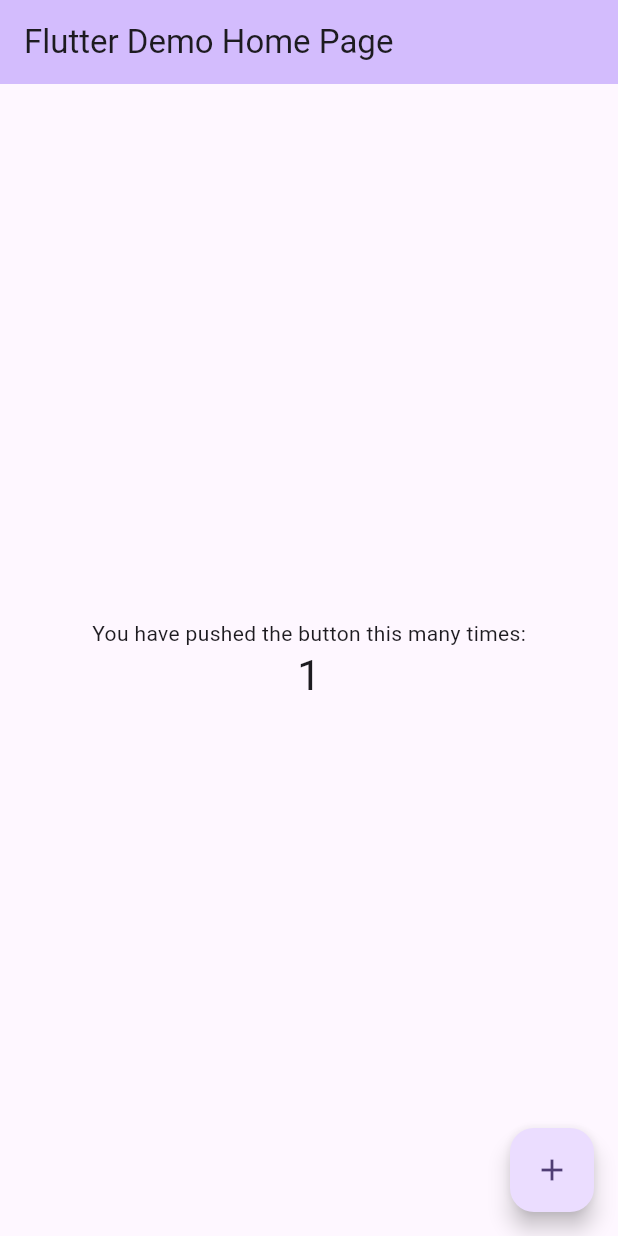
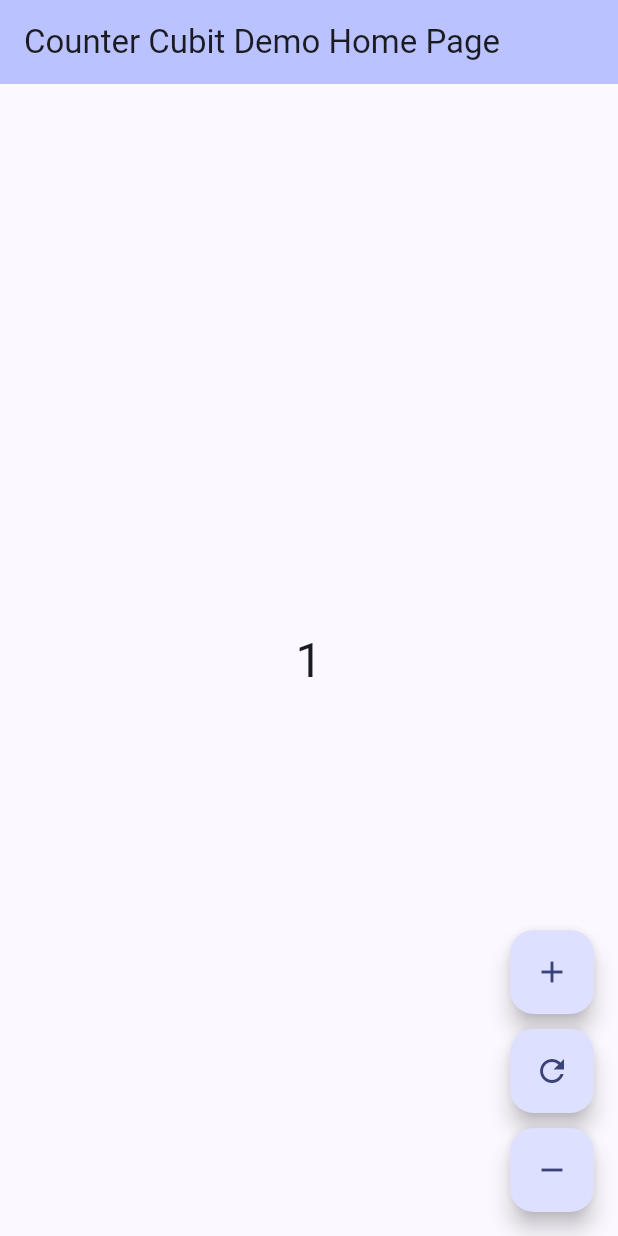
Before and after one commit to bachichapaoloo/cubit_counter_practice, a Flutter app: the screen it shows after launch, after a tap on the "add" icon, on a phone screen of 412 x 824 dp. Run offline on Flutter 3.47's test engine with Material 3 defaults, Android fonts, the phone set to English and light mode, and no system bars; our stand-ins replace flutter_bloc.

Commit message:
Finished the simple counter cubit simple project

```diff
--- /dev/null
+++ b/lib/cubit/counter_cubit.dart
@@ -0,0 +1,26 @@
+import 'package:flutter_bloc/flutter_bloc.dart';
+import 'package:meta/meta.dart';
+
+part 'counter_state.dart';
+
+class CounterCubit extends Cubit<CounterState> {
+  CounterCubit() : super(CounterInitial(0));
+
+  void increment() {
+    if (state is CounterInitial) {
+      final currentValue = (state as CounterInitial).count;
+      emit(CounterInitial(currentValue + 1));
+    }
+  }
+
+  void decrement() {
+    if (state is CounterInitial) {
+      final currentValue = (state as CounterInitial).count;
+      emit(CounterInitial(currentValue - 1));
+    }
+  }
+
+  void reset() {
+    emit(CounterInitial(0));
+  }
+}
--- /dev/null
+++ b/lib/cubit/counter_state.dart
@@ -0,0 +1,12 @@
+part of 'counter_cubit.dart';
+
+@immutable
+sealed class CounterState {}
+
+final class CounterInitial extends CounterState {
+  final int count;
+  CounterInitial(this.count);
+
+  @override
+  String toString() => '$count';
+}
--- a/lib/main.dart
+++ b/lib/main.dart
@@ -1,4 +1,6 @@
+import 'package:cubit_counter_ppractice/cubit/counter_cubit.dart';
 import 'package:flutter/material.dart';
+import 'package:flutter_bloc/flutter_bloc.dart';
 
 void main() {
   runApp(const MyApp());
@@ -7,45 +9,22 @@ void main() {
 class MyApp extends StatelessWidget {
   const MyApp({super.key});
 
-  // This widget is the root of your application.
   @override
   Widget build(BuildContext context) {
-    return MaterialApp(
-      title: 'Flutter Demo',
-      theme: ThemeData(
-        // This is the theme of your application.
-        //
-        // TRY THIS: Try running your application with "flutter run". You'll see
-        // the application has a purple toolbar. Then, without quitting the app,
-        // try changing the seedColor in the colorScheme below to Colors.green
-        // and then invoke "hot reload" (save your changes or press the "hot
-        // reload" button in a Flutter-supported IDE, or press "r" if you used
-        // the command line to start the app).
-        //
-        // Notice that the counter didn't reset back to zero; the application
-        // state is not lost during the reload. To reset the state, use hot
-        // restart instead.
-        //
-        // This works for code too, not just values: Most code changes can be
-        // tested with just a hot reload.
-        colorScheme: ColorScheme.fromSeed(seedColor: Colors.deepPurple),
+    return BlocProvider(
+      create: (context) => CounterCubit(),
+      child: MaterialApp(
+        title: 'Counter Cubit Demo',
+        theme: ThemeData(colorScheme: ColorScheme.fromSeed(seedColor: Colors.indigo)),
+        debugShowCheckedModeBanner: false,
+        home: const MyHomePage(title: 'Counter Cubit Demo Home Page'),
       ),
-      home: const MyHomePage(title: 'Flutter Demo Home Page'),
     );
   }
 }
 
 class MyHomePage extends StatefulWidget {
   const MyHomePage({super.key, required this.title});
-
-  // This widget is the home page of your application. It is stateful, meaning
-  // that it has a State object (defined below) that contains fields that affect
-  // how it looks.
-
-  // This class is the configuration for the state. It holds the values (in this
-  // case the title) provided by the parent (in this case the App widget) and
-  // used by the build method of the State. Fields in a Widget subclass are
-  // always marked "final".
 
   final String title;
 
@@ -54,69 +33,40 @@ class MyHomePage extends StatefulWidget {
 }
 
 class _MyHomePageState extends State<MyHomePage> {
-  int _counter = 0;
-
-  void _incrementCounter() {
-    setState(() {
-      // This call to setState tells the Flutter framework that something has
-      // changed in this State, which causes it to rerun the build method below
-      // so that the display can reflect the updated values. If we changed
-      // _counter without calling setState(), then the build method would not be
-      // called again, and so nothing would appear to happen.
-      _counter++;
-    });
-  }
-
   @override
   Widget build(BuildContext context) {
-    // This method is rerun every time setState is called, for instance as done
-    // by the _incrementCounter method above.
-    //
-    // The Flutter framework has been optimized to make rerunning build methods
-    // fast, so that you can just rebuild anything that needs updating rather
-    // than having to individually change instances of widgets.
     return Scaffold(
-      appBar: AppBar(
-        // TRY THIS: Try changing the color here to a specific color (to
-        // Colors.amber, perhaps?) and trigger a hot reload to see the AppBar
-        // change color while the other colors stay the same.
-        backgroundColor: Theme.of(context).colorScheme.inversePrimary,
-        // Here we take the value from the MyHomePage object that was created by
-        // the App.build method, and use it to set our appbar title.
-        title: Text(widget.title),
-      ),
+      appBar: AppBar(backgroundColor: Theme.of(context).colorScheme.inversePrimary, title: Text(widget.title)),
       body: Center(
-        // Center is a layout widget. It takes a single child and positions it
-        // in the middle of the parent.
-        child: Column(
-          // Column is also a layout widget. It takes a list of children and
-          // arranges them vertically. By default, it sizes itself to fit its
-          // children horizontally, and tries to be as tall as its parent.
-          //
-          // Column has various properties to control how it sizes itself and
-          // how it positions its children. Here we use mainAxisAlignment to
-          // center the children vertically; the main axis here is the vertical
-          // axis because Columns are vertical (the cross axis would be
-          // horizontal).
-          //
-          // TRY THIS: Invoke "debug painting" (choose the "Toggle Debug Paint"
-          // action in the IDE, or press "p" in the console), to see the
-          // wireframe for each widget.
-          mainAxisAlignment: MainAxisAlignment.center,
-          children: <Widget>[
-            const Text('You have pushed the button this many times:'),
-            Text(
-              '$_counter',
-              style: Theme.of(context).textTheme.headlineMedium,
-            ),
-          ],
+        child: BlocBuilder<CounterCubit, CounterState>(
+          builder: (context, count) {
+            // assuming CounterState has a field 'count'
+            return Text('$count', style: Theme.of(context).textTheme.headlineLarge);
+          },
         ),
       ),
-      floatingActionButton: FloatingActionButton(
-        onPressed: _incrementCounter,
-        tooltip: 'Increment',
-        child: const Icon(Icons.add),
-      ), // This trailing comma makes auto-formatting nicer for build methods.
+      floatingActionButton: Column(
+        mainAxisAlignment: MainAxisAlignment.end,
+        children: [
+          FloatingActionButton(
+            onPressed: () => context.read<CounterCubit>().increment(),
+            tooltip: 'Increment',
+            child: const Icon(Icons.add),
+          ),
+          const SizedBox(height: 10),
+          FloatingActionButton(
+            onPressed: () => context.read<CounterCubit>().reset(),
+            tooltip: 'Reset',
+            child: const Icon(Icons.refresh),
+          ),
+          const SizedBox(height: 10),
+          FloatingActionButton(
+            onPressed: () => context.read<CounterCubit>().decrement(),
+            tooltip: 'Decrement',
+            child: const Icon(Icons.remove),
+          ),
+        ],
+      ),
     );
   }
 }
--- a/pubspec.yaml
+++ b/pubspec.yaml
@@ -35,6 +35,7 @@ dependencies:
   # Use with the CupertinoIcons class for iOS style icons.
   cupertino_icons: ^1.0.8
   flutter_bloc: ^9.1.1
+  meta: ^1.16.0
 
 dev_dependencies:
   flutter_test:
```
Also changed, not shown: pubspec.lock.
